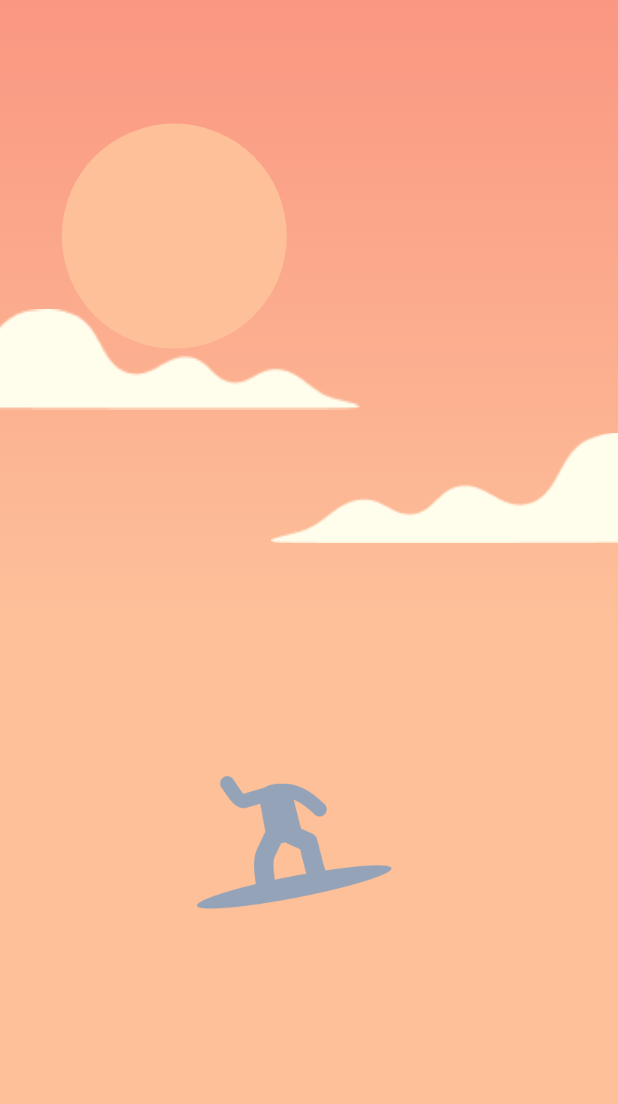
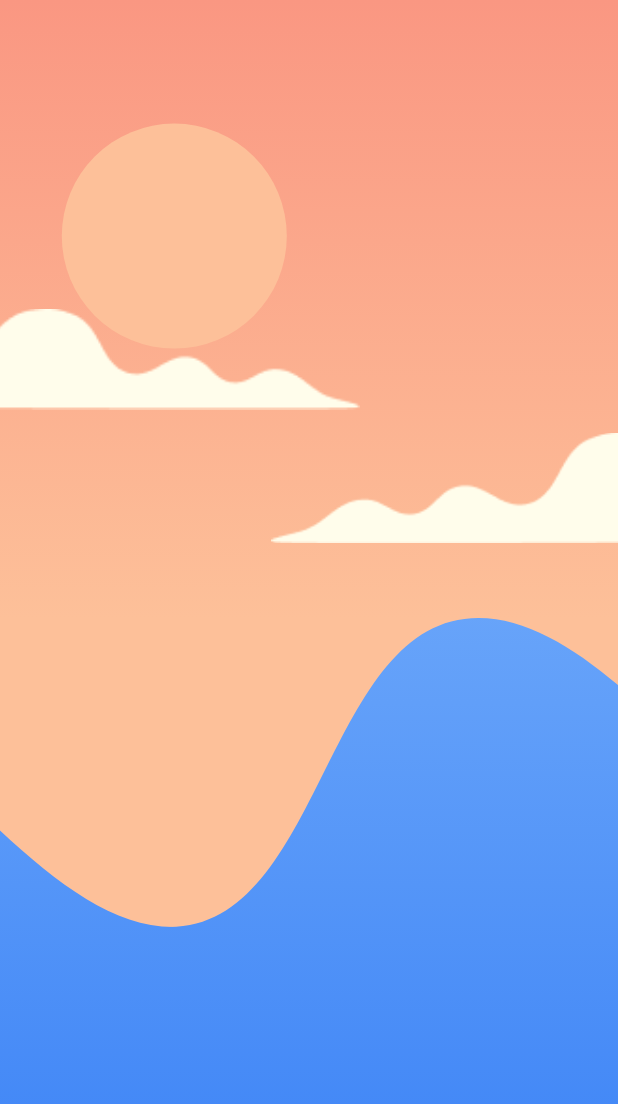
Before and after one commit to guitoof/flutter-zen-breath, a Flutter app: the screen it shows after launch, on a phone screen of 412 x 824 dp. Shown: the top 1104 px of the screen. Run offline on Flutter 3.47's test engine with Material 2 defaults, Android fonts, the phone set to English and light mode, and no system bars.

Commit message:
Add animated principal wave

```diff
--- a/lib/home_page.dart
+++ b/lib/home_page.dart
@@ -1,8 +1,9 @@
 import 'package:flutter/material.dart';
+import 'package:flutter_zen_breath/wave.dart';
 import 'surfer/surfer.dart';
 import 'scene/scene.dart';
 
-const _BREATH_IN_DURATION = Duration(seconds: 3);
+const _BREATH_IN_DURATION = Duration(seconds: 10);
 
 class HomePage extends StatefulWidget {
   HomePage({Key? key}) : super(key: key);
@@ -14,24 +15,39 @@ class HomePage extends StatefulWidget {
 class _HomePageState extends State<HomePage>
     with SingleTickerProviderStateMixin {
   late AnimationController _breathAnimationController;
-  late Animation _positionAnimation;
+  late Animation _positionAnimation1;
+  late Animation _positionAnimation2;
 
   @override
   void initState() {
     _breathAnimationController =
         AnimationController(duration: _BREATH_IN_DURATION, vsync: this);
 
-    _positionAnimation =
-        IntTween(begin: 400, end: 600).animate(_breathAnimationController)
+    _positionAnimation1 =
+        IntTween(begin: 0, end: -1025).animate(_breathAnimationController)
           ..addListener(() {
             setState(() {});
           })
           ..addStatusListener((status) {
             if (status == AnimationStatus.completed) {
-              _breathAnimationController.repeat(reverse: true);
+              _breathAnimationController.repeat();
+            } else if (status == AnimationStatus.dismissed) {
+              _breathAnimationController.forward();
             }
           });
-    ;
+
+    _positionAnimation2 =
+        IntTween(begin: 1025, end: 0).animate(_breathAnimationController)
+          ..addListener(() {
+            setState(() {});
+          })
+          ..addStatusListener((status) {
+            if (status == AnimationStatus.completed) {
+              _breathAnimationController.repeat();
+            } else if (status == AnimationStatus.dismissed) {
+              _breathAnimationController.forward();
+            }
+          });
 
     _breathAnimationController.forward();
     super.initState();
@@ -40,17 +56,32 @@ class _HomePageState extends State<HomePage>
   @override
   Widget build(BuildContext context) {
     return Scaffold(
-      body: Scene(
-        child: Surfer(
+        body: Scene(
+            child: Stack(
+      children: [
+        Wave(
           position: Offset(
-            130,
-            _positionAnimation.value.toDouble(),
+            _positionAnimation1.value.toDouble(),
+            0,
           ),
-          // ),
-          // child: CustomPaint(
-          //   painter: Painter(circleRadius: _sizeAnimation.value.toDouble()),
         ),
-      ),
-    );
+        Wave(
+          position: Offset(
+            _positionAnimation2.value.toDouble(),
+            0,
+          ),
+        )
+      ],
+    )
+
+            // child: Surfer(
+            //   position: Offset(
+            //     130,
+            //     _positionAnimation.value.toDouble(),
+            //   ),
+            // ),
+            // child: CustomPaint(
+            //   painter: Painter(circleRadius: _sizeAnimation.value.toDouble()),
+            ));
   }
 }
--- /dev/null
+++ b/lib/wave.dart
@@ -0,0 +1,111 @@
+import 'package:flutter/widgets.dart';
+import 'package:flutter/material.dart';
+import 'dart:ui' as ui;
+
+class Wave extends StatelessWidget {
+  final Offset position;
+
+  Wave({required this.position});
+
+  @override
+  Widget build(BuildContext context) {
+    return Positioned(
+      child: CustomPaint(
+        painter: WavePainter(),
+        child: Container(
+          width: MediaQuery.of(context).size.width,
+          height: MediaQuery.of(context).size.height,
+        ),
+      ),
+      left: position.dx / 2,
+      top: position.dy / 2,
+    );
+  }
+}
+
+class WavePainter extends CustomPainter {
+  @override
+  void paint(Canvas canvas, Size size) {
+    var paint = Paint()
+      ..strokeWidth = 5
+      ..style = PaintingStyle.fill
+      ..strokeCap = StrokeCap.round
+      ..shader = ui.Gradient.linear(
+        Offset(size.width / 2, 0),
+        Offset(size.width / 2, size.height),
+        [
+          const Color(0xFF93C5FD),
+          const Color(0xFF3B82F6),
+        ],
+      );
+
+    var xnorm = size.width / 4;
+    var ynorm = size.height / 12;
+
+    var path = Path();
+    path.moveTo(0, 9 * ynorm);
+
+    // EXPIRATION + LONGUE
+    path.relativeCubicTo(
+      xnorm,
+      0,
+      1 * xnorm,
+      -3 * ynorm,
+      2 * xnorm,
+      -3 * ynorm,
+    );
+    path.relativeCubicTo(
+      1 * xnorm,
+      0,
+      2 * xnorm,
+      3 * ynorm,
+      3 * xnorm,
+      3 * ynorm,
+    );
+
+    path.lineTo(5 * xnorm, size.height);
+    path.lineTo(0, size.height);
+    path.lineTo(0, 6.66 * ynorm);
+
+    canvas.drawPath(path, paint);
+  }
+
+  @override
+  bool shouldRepaint(CustomPainter oldDelegate) => true;
+}
+
+    // SYMETRIQUE
+    // path.relativeCubicTo(
+    //   xnorm,
+    //   0,
+    //   1.5 * xnorm,
+    //   -3 * ynorm,
+    //   2.5 * xnorm,
+    //   -3 * ynorm,
+    // );
+    // path.relativeCubicTo(
+    //   1 * xnorm,
+    //   0,
+    //   1.5 * xnorm,
+    //   3 * ynorm,
+    //   2.5 * xnorm,
+    //   3 * ynorm,
+    // );
+
+    // INSPIRATION + LONGUE
+    // path.relativeCubicTo(
+    //   xnorm,
+    //   0,
+    //   2 * xnorm,
+    //   -3 * ynorm,
+    //   3 * xnorm,
+    //   -3 * ynorm,
+    // );
+    // path.relativeCubicTo(
+    //   1 * xnorm,
+    //   0,
+    //   1 * xnorm,
+    //   3 * ynorm,
+    //   2 * xnorm,
+    //   3 * ynorm,
+    // );
```
